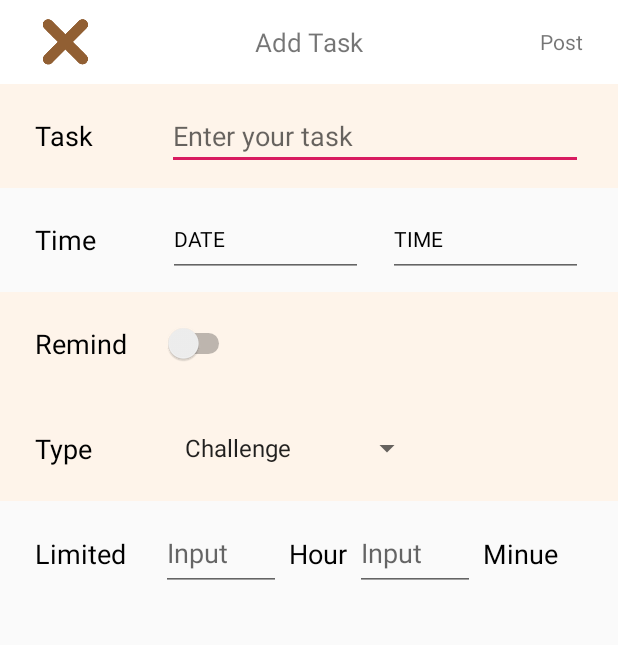
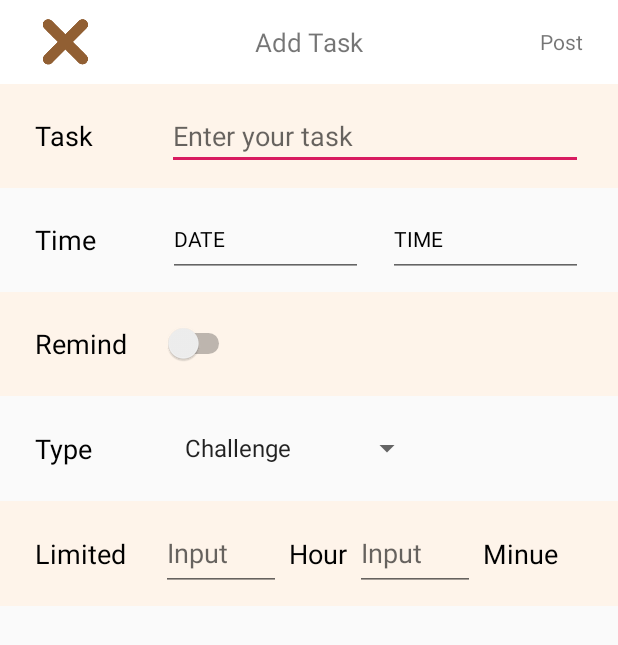
Before and after one commit to pptl/adPJ, an Android app: the add_task screen opened directly, with no data from a screen before it, on a phone screen of 412 x 824 dp. Shown: the top 645 px of the screen. Run offline under Robolectric (Android 15) with nearby library versions, the light colour scheme and no system bars.

Commit message:
update background color

```diff
--- a/androidFile/app/src/main/res/layout/activity_add_task.xml
+++ b/androidFile/app/src/main/res/layout/activity_add_task.xml
@@ -179,8 +179,7 @@
     <RelativeLayout
         android:layout_width="match_parent"
         android:layout_height="0dp"
-        android:layout_weight="1"
-        android:background="#FEF4EA">
+        android:layout_weight="1">
 
 
         <TextView
@@ -214,6 +213,7 @@
         android:layout_width="match_parent"
         android:layout_height="0dp"
         android:layout_weight="1"
+        android:background="#FEF4EA"
         android:id="@+id/limited">
 
         <TextView
```
